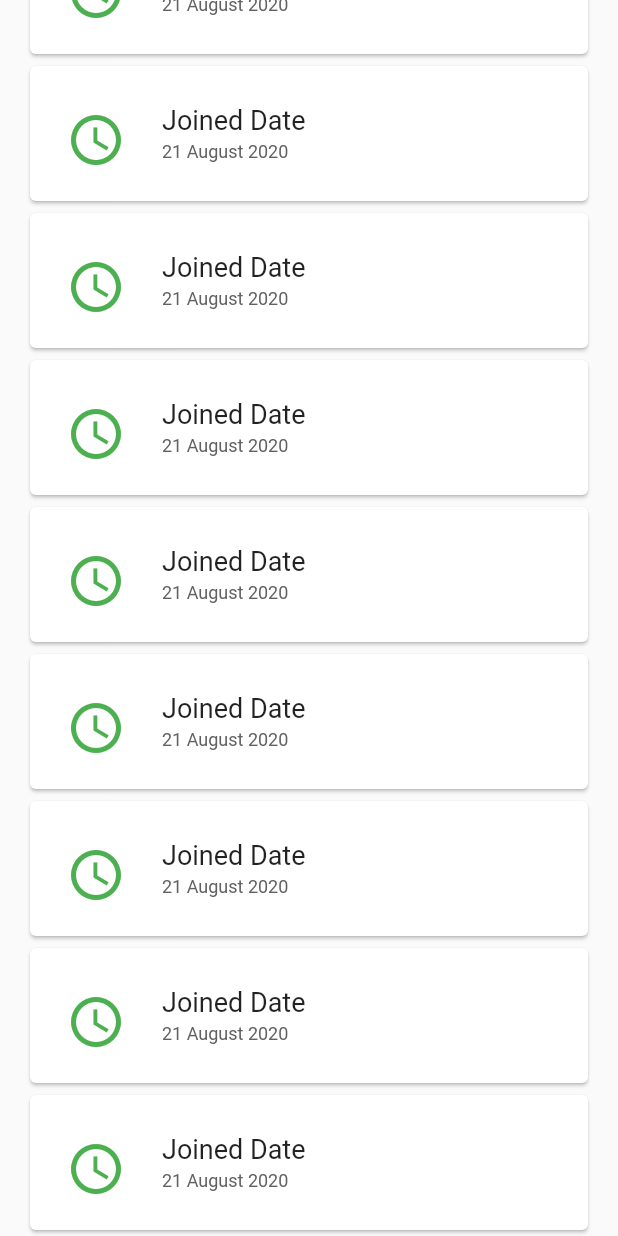
After one commit to jassi-singh/book-store-app, a Flutter app: the ProfilePage screen opened directly, scrolled down 358 dp, after a tap on the "access time" icon, on a phone screen of 412 x 824 dp. The commit adds this screen. Run offline on Flutter 3.47's test engine with Material 2 defaults, Android fonts, the phone set to English and light mode, and no system bars; network calls fail.

Commit message:
profile basic UI

```diff
--- a/bookstoreapp/lib/main.dart
+++ b/bookstoreapp/lib/main.dart
@@ -1,4 +1,4 @@
 import 'package:flutter/material.dart';
-import 'package:bookstoreapp/bookstoreapp.dart';
+import 'package:bookstoreapp/pages/bookstoreapp.dart';
 
 void main()=>runApp(ReaderStop());
--- /dev/null
+++ b/bookstoreapp/lib/pages/Profile_page.dart
@@ -0,0 +1,29 @@
+import 'package:flutter/material.dart';
+import 'package:bookstoreapp/widgets/card_item.dart';
+import 'package:bookstoreapp/widgets/stack_container.dart';
+
+class ProfilePage extends StatefulWidget {
+  @override
+  _ProfilePageState createState() => _ProfilePageState();
+}
+
+class _ProfilePageState extends State<ProfilePage> {
+  @override
+  Widget build(BuildContext context) {
+    return Scaffold(
+      body: SingleChildScrollView(
+        child: Column(
+          children: <Widget>[
+            StackContainer(),
+            ListView.builder(
+              physics: NeverScrollableScrollPhysics(),
+              itemBuilder: (context, index) => CardItem(),
+              shrinkWrap: true,
+              itemCount: 9,
+            )
+          ],
+        ),
+      ),
+    );
+  }
+}
--- a/bookstoreapp/lib/bookstoreapp.dart
+++ b/bookstoreapp/lib/pages/bookstoreapp.dart
@@ -1,5 +1,6 @@
-import 'package:bookstoreapp/detail_page.dart';
+import 'package:bookstoreapp/pages/detail_page.dart';
 import 'package:flutter/material.dart';
+import 'package:bookstoreapp/pages/Profile_page.dart';
 
 class ReaderStop extends StatelessWidget {
   @override
@@ -97,7 +98,15 @@ class _MainPageState extends State<MainPage>
                   )
                 ],
               ),
-              Column(
+              GestureDetector(
+                onTap: () {
+                  Navigator.of(context).push(MaterialPageRoute(
+                    builder: (context) {
+                      return ProfilePage();
+                    },
+                  ));
+                },
+                child: Column(
                   mainAxisAlignment: MainAxisAlignment.center,
                   crossAxisAlignment: CrossAxisAlignment.center,
                   children: <Widget>[
@@ -112,9 +121,10 @@ class _MainPageState extends State<MainPage>
                         fontSize: 12,
                         color: Colors.red,
                       ),
-                  )
+                    ),
                   ],
-              )
+                ),
+              ),
             ],
           ),
         ),
--- /dev/null
+++ b/bookstoreapp/lib/pages/favourite.dart
@@ -0,0 +1,16 @@
+import 'package:flutter/material.dart';
+
+class favouriteBooks extends StatefulWidget {
+  @override
+  _favouriteBooksState createState() => _favouriteBooksState();
+}
+
+class _favouriteBooksState extends State<favouriteBooks> {
+  @override
+  Widget build(BuildContext context) {
+    return Scaffold(
+
+
+    );
+  }
+}
--- /dev/null
+++ b/bookstoreapp/lib/utils/custom_clipper.dart
@@ -0,0 +1,17 @@
+import 'package:flutter/material.dart';
+
+class MyCustomClipper extends CustomClipper<Path> {
+  @override
+  Path getClip(Size size) {
+    Path path = Path();
+    path.lineTo(size.width, 0);
+    path.lineTo(size.width, size.height - 150);
+    path.lineTo(0, size.height);
+    return path;
+  }
+
+  @override
+  bool shouldReclip(CustomClipper<Path> oldClipper) {
+    return true;
+  }
+}
--- /dev/null
+++ b/bookstoreapp/lib/widgets/card_item.dart
@@ -0,0 +1,56 @@
+import 'package:flutter/material.dart';
+
+class CardItem extends StatelessWidget {
+  const CardItem({
+    Key key,
+  }) : super(key: key);
+
+  @override
+  Widget build(BuildContext context) {
+    return Padding(
+      padding: EdgeInsets.symmetric(horizontal: 16.0),
+      child: Card(
+        child: Padding(
+          padding: const EdgeInsets.symmetric(
+            horizontal: 16.0,
+            vertical: 21.0,
+          ),
+          child: Row(
+            crossAxisAlignment: CrossAxisAlignment.center,
+            children: <Widget>[
+              IconButton(
+                onPressed: () {},
+                icon: Icon(
+                  Icons.access_time,
+                  size: 40.0,
+                  color: Colors.green,
+                ),
+              ),
+              SizedBox(width: 24.0),
+              Column(
+                crossAxisAlignment: CrossAxisAlignment.start,
+                mainAxisSize: MainAxisSize.min,
+                children: <Widget>[
+                  Text(
+                    "Joined Date",
+                    style: TextStyle(
+                      fontSize: 18.0,
+                    ),
+                  ),
+                  SizedBox(height: 4.0),
+                  Text(
+                    "21 August 2020",
+                    style: TextStyle(
+                      color: Colors.grey[700],
+                      fontSize: 12.0,
+                    ),
+                  ),
+                ],
+              ),
+            ],
+          ),
+        ),
+      ),
+    );
+  }
+}
--- /dev/null
+++ b/bookstoreapp/lib/widgets/stack_container.dart
@@ -0,0 +1,60 @@
+import 'package:flutter/material.dart';
+import 'package:bookstoreapp/utils/custom_clipper.dart';
+
+
+class StackContainer extends StatelessWidget {
+  const StackContainer({
+    Key key,
+  }) : super(key: key);
+
+  @override
+  Widget build(BuildContext context) {
+    return Container(
+      height: 300.0,
+      child: Stack(
+        children: <Widget>[
+          Container(),
+          ClipPath(
+            clipper: MyCustomClipper(),
+            child: Container(
+              height: 300.0,
+              decoration: BoxDecoration(
+                image: DecorationImage(
+                  image: NetworkImage("https://picsum.photos/200"),
+                  fit: BoxFit.cover,
+                ),
+              ),
+            ),
+          ),
+          Align(
+            alignment: Alignment(0, 1),
+            child: Column(
+              mainAxisSize: MainAxisSize.min,
+              children: <Widget>[
+                CircleAvatar(
+                  backgroundImage: NetworkImage("https://i.pravatar.cc/300"),
+                  radius: 60.0,
+                ),
+                SizedBox(height: 4.0),
+                Text(
+                  "Neecoder X",
+                  style: TextStyle(
+                    fontSize: 21.0,
+                    fontWeight: FontWeight.bold,
+                  ),
+                ),
+                Text(
+                  "writer",
+                  style: TextStyle(
+                    fontSize: 12.0,
+                    color: Colors.grey[700],
+                  ),
+                ),
+              ],
+            ),
+          ),
+        ],
+      ),
+    );
+  }
+}
```
Also changed, not shown: bookstoreapp/lib/pages/detail_page.dart (renamed from bookstoreapp/lib/detail_page.dart), 1 other file. Lines whose indentation alone changed are shown as unchanged.
